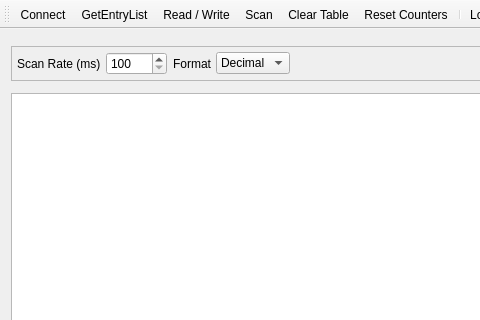
This is forms/mainwindow.ui in TomTinkering/CfgBus-GUI as Qt 5 draws it before an edit; both pictures show x 0 to 480 and y 0 to 320 of the 900 by 600 pixel window. The edited form follows.
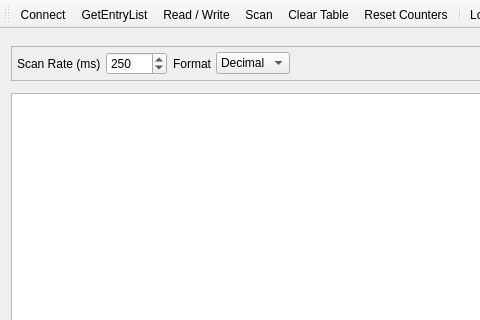
This is the edited form. Icons and pictures are not drawn. Custom widgets are drawn as their Qt base class.

Patch:
```diff
--- a/forms/mainwindow.ui
+++ b/forms/mainwindow.ui
@@ -105,7 +105,7 @@
            <item>
             <widget class="QSpinBox" name="spInterval">
              <property name="minimum">
-              <number>100</number>
+              <number>10</number>
              </property>
              <property name="maximum">
               <number>10000</number>
@@ -113,6 +113,9 @@
              <property name="singleStep">
               <number>1</number>
              </property>
+             <property name="value">
+              <number>250</number>
+             </property>
             </widget>
            </item>
            <item>
```
